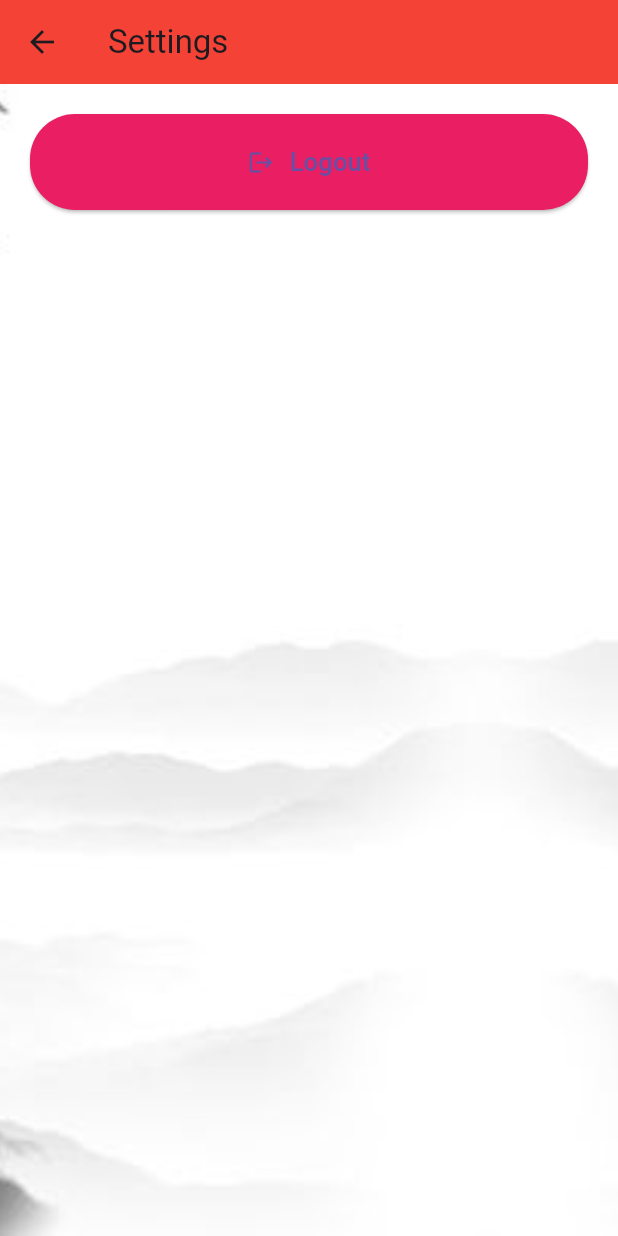
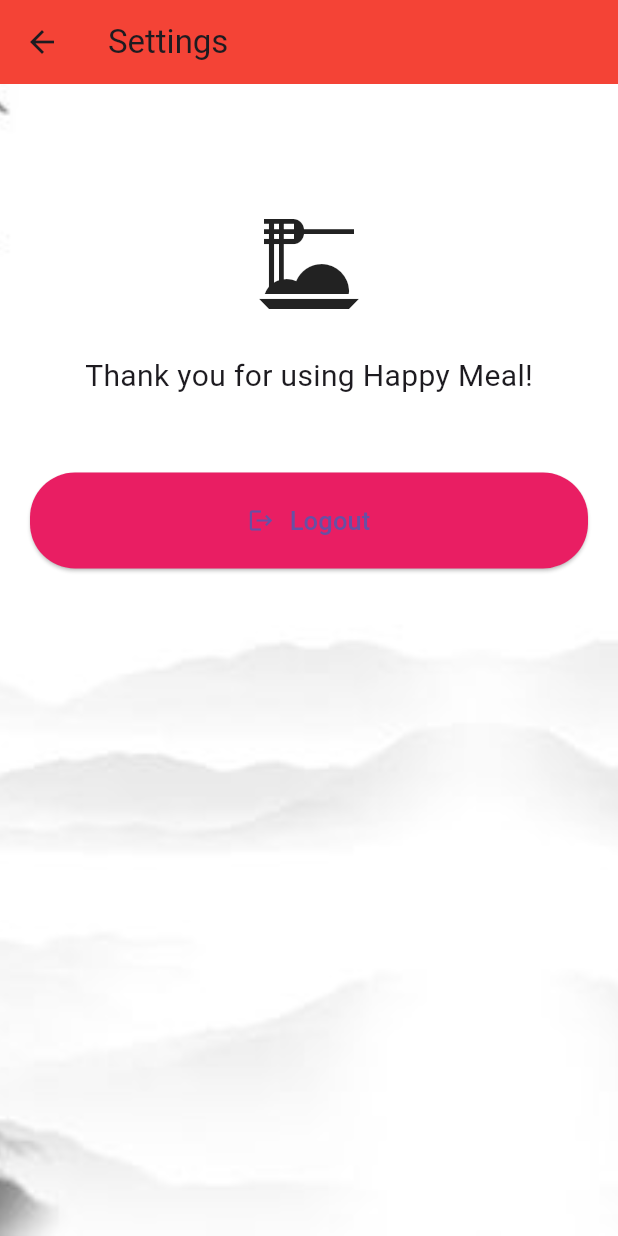
Before and after one commit to Kyuuuti/mobdev_finalproj, a Flutter app: the Settings screen opened by its route, on a phone screen of 412 x 824 dp. Run offline on Flutter 3.47's test engine with Material 3 defaults, Android fonts, the phone set to English and light mode, and no system bars; our stand-ins replace cloud_firestore, firebase_auth, firebase_core, flutter_signin_button, google_sign_in; accounts and stored records are empty.

```diff
--- a/final_project/lib/screens/Settings.dart
+++ b/final_project/lib/screens/Settings.dart
@@ -33,9 +33,12 @@ class _SettingsState extends State<Settings> {
         child: SingleChildScrollView(
           child: Column(
             children: [
-              const SizedBox(
-                height: 20,
-              ),
+              SizedBox(height: 80.0),
+                    Icon(Icons.dinner_dining,size: 80),
+                    SizedBox(height:20.0),
+                    Text("Thank you for using Happy Meal!", style: TextStyle(fontSize: 20.0)),
+                    SizedBox(height: 50.0),
+
               LogoutButton(
                 text: "Logout",
                 iconData: Icons.logout,
```
Also changed, not shown: final_project/lib/screens/Bookmark.dart (+5 -8 lines).
